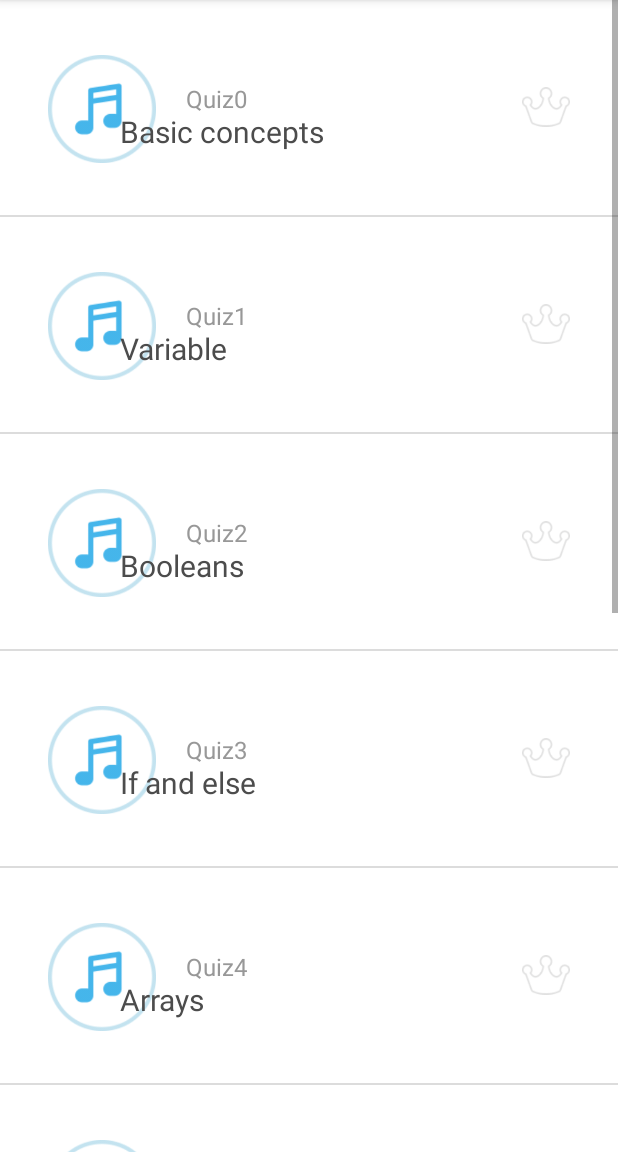
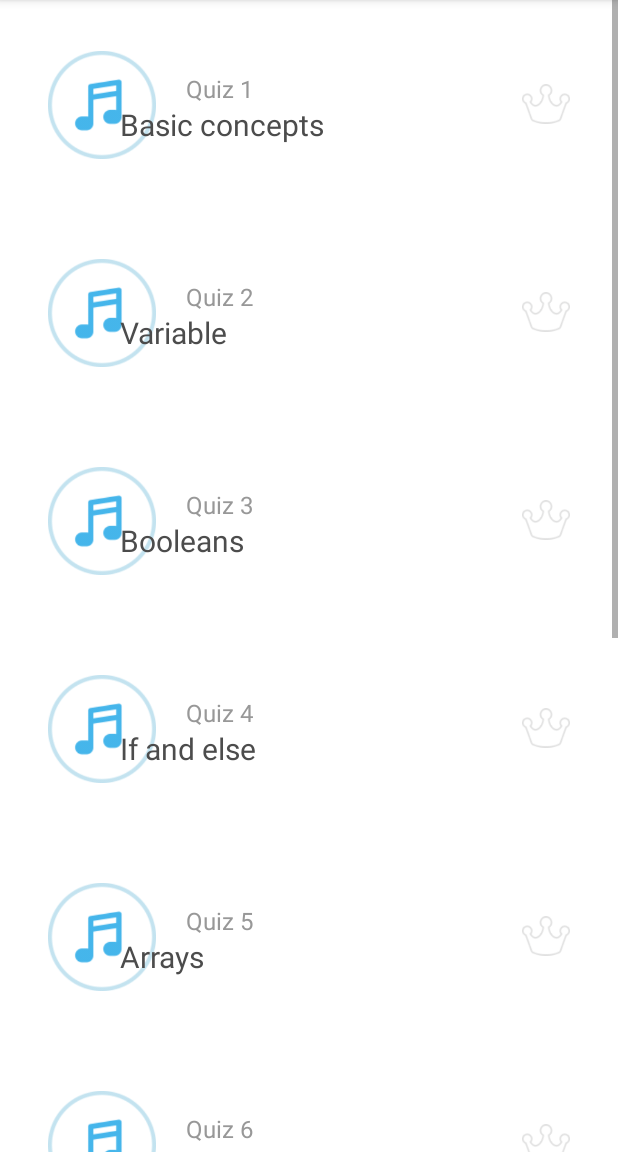
Before and after one commit to aaakiii/JavaT, an Android app: the fragment QuizListFragment shown on its own in the app's theme, on a phone screen of 412 x 824 dp, the part 84-1236 px from its top. Run offline under Robolectric (Android 15) with nearby library versions, the phone set to English and light mode, and no system bars.

Commit message:
add clickListener and refine the layout for QuizList

```diff
--- a/JavaQ/app/src/main/java/com/example/aki/javaq/QuizListFragment.java
+++ b/JavaQ/app/src/main/java/com/example/aki/javaq/QuizListFragment.java
@@ -8,6 +8,7 @@ import android.text.TextWatcher;
 import android.view.LayoutInflater;
 import android.view.View;
 import android.view.ViewGroup;
+import android.widget.AdapterView;
 import android.widget.ArrayAdapter;
 import android.widget.Button;
 import android.widget.CheckBox;
@@ -25,7 +26,7 @@ import java.util.List;
  */
 
 public class QuizListFragment extends Fragment {
-    ListView mQuizListListView;
+    ListView mListView;
 
 
     @Override
@@ -50,13 +51,17 @@ public class QuizListFragment extends Fragment {
         mSectionList.add("Method");
         mSectionList.add("Classes");
 
-        // adapterのインスタンスを作成
         myArrayAdapter adapter =
                 new myArrayAdapter(getActivity(), R.layout.quiz_list_item, mSectionList);
 
-        mQuizListListView = (ListView) view.findViewById(R.id.quiz_list_view);
-        mQuizListListView.setAdapter(adapter);
+        mListView = (ListView) view.findViewById(R.id.quiz_list_view);
+        mListView.setAdapter(adapter);
 
+        mListView.setOnItemClickListener(new AdapterView.OnItemClickListener() {
+            public void onItemClick(AdapterView<?> parent, View view, int position, long id) {
+                Toast.makeText(getActivity(), "position: " + position, Toast.LENGTH_SHORT).show();
+            }
+        });
         return view;
     }
 
@@ -72,7 +77,7 @@ public class QuizListFragment extends Fragment {
 
             this.resourceId = resourceId;
             this.items = items;
-            this.inflater = (LayoutInflater)context.getSystemService(Context.LAYOUT_INFLATER_SERVICE);
+            this.inflater = (LayoutInflater) context.getSystemService(Context.LAYOUT_INFLATER_SERVICE);
         }
 
         @Override
@@ -87,13 +92,13 @@ public class QuizListFragment extends Fragment {
             String item = this.items.get(position);
 
             // set texts
-            TextView mQuizListNameTextView = (TextView)view.findViewById(R.id.list_name);
+            TextView mQuizListNameTextView = (TextView) view.findViewById(R.id.list_name);
             mQuizListNameTextView.setText(item);
 
-            TextView mQuizListNumTextView = (TextView)view.findViewById(R.id.list_num);
-            mQuizListNumTextView.setText("Quiz" + position);
+            TextView mQuizListNumTextView = (TextView) view.findViewById(R.id.list_num);
+            mQuizListNumTextView.setText("Quiz " + (position + 1));
 
-            // アイコンをセット
+            // set icon
 //            ImageView appInfoImage = (ImageView)view.findViewById(R.id.item_image);
 //            appInfoImage.setImageResource(item.getImageId());
 
--- a/JavaQ/app/src/main/res/layout/quiz_list_fragment.xml
+++ b/JavaQ/app/src/main/res/layout/quiz_list_fragment.xml
@@ -2,6 +2,8 @@
 <ListView xmlns:android="http://schemas.android.com/apk/res/android"
     android:id="@+id/quiz_list_view"
     android:layout_width="match_parent"
-    android:layout_height="wrap_content">
+    android:layout_height="wrap_content"
+    android:divider="@null"
+    android:dividerHeight="0dp">
 
 </ListView>
--- a/JavaQ/app/src/main/res/layout/quiz_list_item.xml
+++ b/JavaQ/app/src/main/res/layout/quiz_list_item.xml
@@ -31,7 +31,7 @@
         android:layout_marginLeft="20dp"
         app:layout_constraintTop_toTopOf="@+id/icon_section"
         app:layout_constraintLeft_toRightOf="@+id/icon_section"
-        android:layout_marginTop="18dp" />
+        android:layout_marginTop="14dp" />
 
     <TextView
         android:id="@+id/list_name"
```
